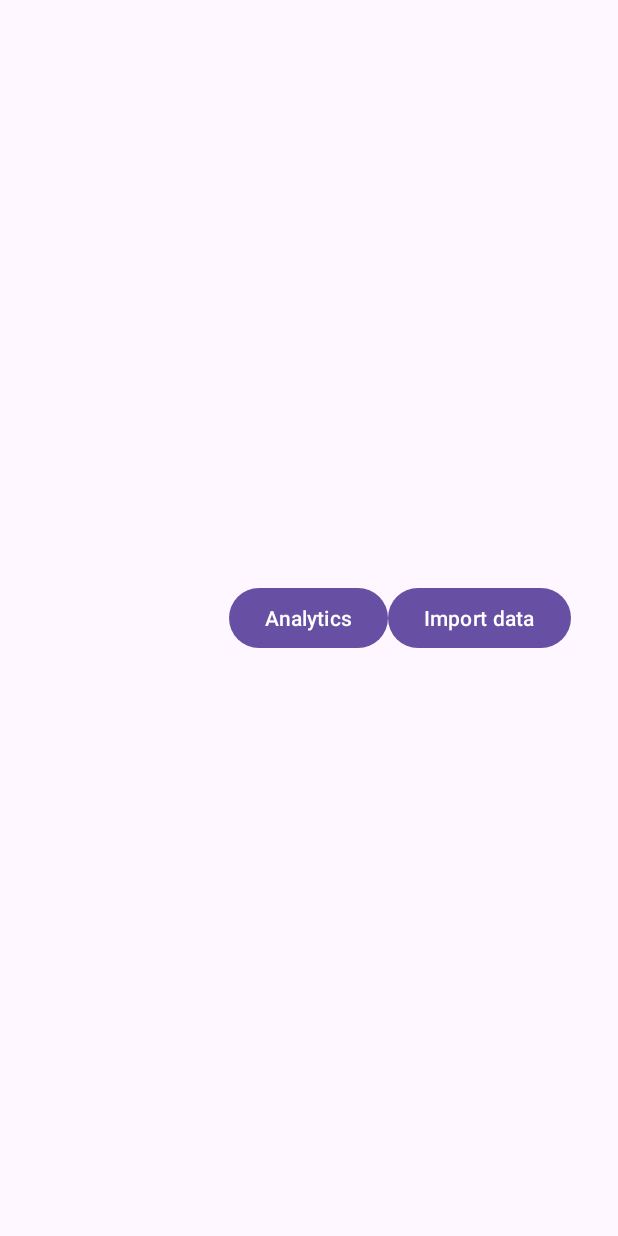
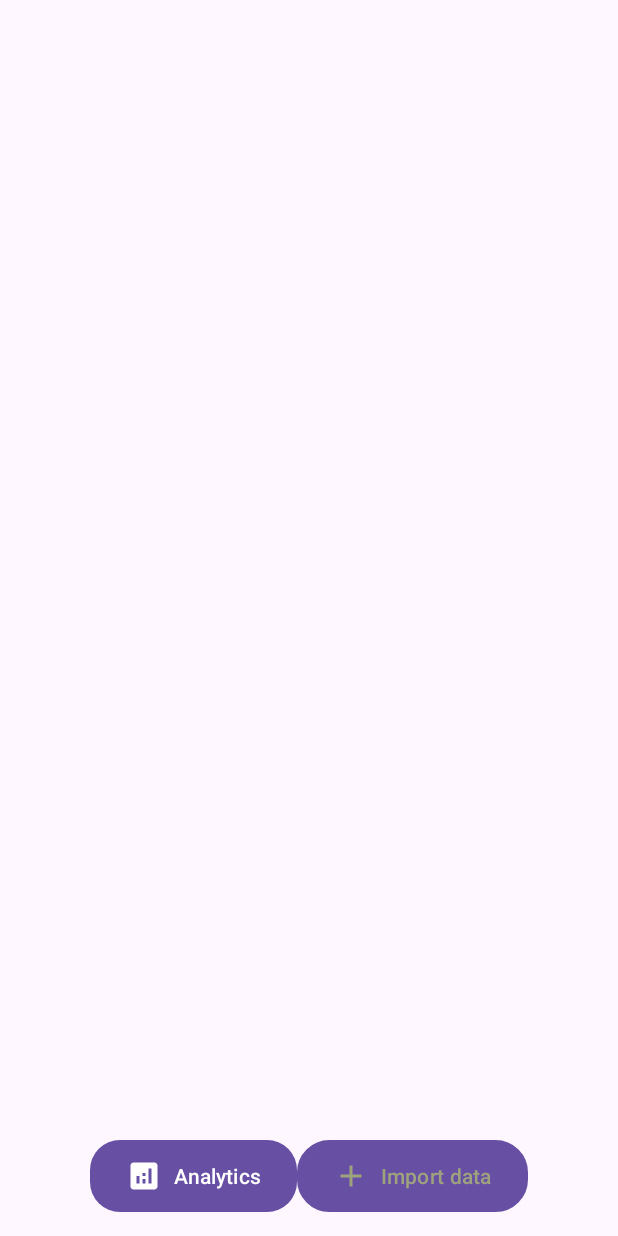
Before and after one commit to kimiyashabani/HealthMate, an Android app: the screen it shows after launch (MainActivity), on a phone screen of 412 x 824 dp. Run offline under Robolectric (Android 15) with nearby library versions, the phone set to English and light mode, and no system bars.

Commit message:
UI update

```diff
--- a/app/src/main/AndroidManifest.xml
+++ b/app/src/main/AndroidManifest.xml
@@ -13,7 +13,7 @@
         android:theme="@style/Theme.HealthMate"
         tools:targetApi="31">
         <activity
-            android:name=".MainActivity"
+            android:name=".WelcomingActivity"
             android:exported="true">
             <intent-filter>
                 <action android:name="android.intent.action.MAIN" />
@@ -21,6 +21,8 @@
                 <category android:name="android.intent.category.LAUNCHER" />
             </intent-filter>
         </activity>
+        <activity android:name=".MainActivity" />
+        <activity android:name=".InputDataActivity" />
     </application>
 
 </manifest>
--- a/app/src/main/java/com/example/healthmate/MainActivity.java
+++ b/app/src/main/java/com/example/healthmate/MainActivity.java
@@ -1,8 +1,10 @@
 package com.example.healthmate;
 
 import androidx.appcompat.app.AppCompatActivity;
+import android.content.Intent;
+import android.os.Bundle;
+import android.view.View;
 
-import android.os.Bundle;
 
 public class MainActivity extends AppCompatActivity {
 
@@ -10,5 +12,20 @@ public class MainActivity extends AppCompatActivity {
     protected void onCreate(Bundle savedInstanceState) {
         super.onCreate(savedInstanceState);
         setContentView(R.layout.activity_main);
+
+        findViewById(R.id.analytics).setOnClickListener(new View.OnClickListener() {
+            @Override
+            public void onClick(View v) {
+                // Handle Button 1 click
+            }
+        });
+
+        findViewById(R.id.dataimport).setOnClickListener(new View.OnClickListener() {
+            @Override
+            public void onClick(View v) {
+                Intent intent = new Intent(MainActivity.this, InputDataActivity.class);
+                startActivity(intent);
+            }
+        });
     }
 }
--- /dev/null
+++ b/app/src/main/res/drawable/baseline_analytics_24.xml
@@ -0,0 +1,5 @@
+<vector android:height="24dp" android:tint="#000000"
+    android:viewportHeight="24" android:viewportWidth="24"
+    android:width="24dp" xmlns:android="http://schemas.android.com/apk/res/android">
+    <path android:fillColor="@android:color/white" android:pathData="M19,3L5,3c-1.1,0 -2,0.9 -2,2v14c0,1.1 0.9,2 2,2h14c1.1,0 2,-0.9 2,-2L21,5c0,-1.1 -0.9,-2 -2,-2zM9,17L7,17v-5h2v5zM13,17h-2v-3h2v3zM13,12h-2v-2h2v2zM17,17h-2L15,7h2v10z"/>
+</vector>
--- /dev/null
+++ b/app/src/main/res/drawable/baseline_monitor_heart_24.xml
@@ -0,0 +1,6 @@
+<vector android:height="24dp" android:tint="#000000"
+    android:viewportHeight="24" android:viewportWidth="24"
+    android:width="24dp" xmlns:android="http://schemas.android.com/apk/res/android">
+    <path android:fillColor="@android:color/white" android:pathData="M15.11,12.45L14,10.24l-3.11,6.21C10.73,16.79 10.38,17 10,17s-0.73,-0.21 -0.89,-0.55L7.38,13H2v5c0,1.1 0.9,2 2,2h16c1.1,0 2,-0.9 2,-2v-5h-6C15.62,13 15.27,12.79 15.11,12.45z"/>
+    <path android:fillColor="@android:color/white" android:pathData="M20,4H4C2.9,4 2,4.9 2,6v5h6c0.38,0 0.73,0.21 0.89,0.55L10,13.76l3.11,-6.21c0.34,-0.68 1.45,-0.68 1.79,0L16.62,11H22V6C22,4.9 21.1,4 20,4z"/>
+</vector>
--- /dev/null
+++ b/app/src/main/res/drawable/filled_color_button.xml
@@ -0,0 +1,10 @@
+<?xml version="1.0" encoding="utf-8"?>
+<shape xmlns:android="http://schemas.android.com/apk/res/android">
+    <solid android:color="@color/iconTint" />
+    <corners android:radius="20dp" />
+    <padding
+        android:left="10dp"
+        android:top="10dp"
+        android:right="10dp"
+        android:bottom="10dp" />
+</shape>
--- /dev/null
+++ b/app/src/main/res/drawable/outlined_button.xml
@@ -0,0 +1,12 @@
+<?xml version="1.0" encoding="utf-8"?>
+<shape xmlns:android="http://schemas.android.com/apk/res/android">
+    <stroke
+        android:width="3dp"
+        android:color="#9EA37E" />
+    <corners android:radius="20dp" />
+    <padding
+        android:left="10dp"
+        android:top="10dp"
+        android:right="10dp"
+        android:bottom="10dp" />
+</shape>
--- a/app/src/main/res/layout/activity_main.xml
+++ b/app/src/main/res/layout/activity_main.xml
@@ -1,26 +1,36 @@
 <?xml version="1.0" encoding="utf-8"?>
 <RelativeLayout xmlns:android="http://schemas.android.com/apk/res/android"
     android:layout_width="match_parent"
-    android:layout_height="match_parent"
-    android:padding="16dp"
-    android:layout_gravity="center">
-
+    android:layout_height="match_parent">
+    <LinearLayout
+        android:layout_width="wrap_content"
+        android:layout_height="wrap_content"
+        android:layout_alignParentBottom="true"
+        android:layout_centerHorizontal="true"
+        android:orientation="horizontal"
+        android:padding="16dp">
         <Button
             android:id="@+id/analytics"
             android:layout_width="wrap_content"
             android:layout_height="wrap_content"
             android:text="Analytics"
-        android:layout_centerHorizontal="true"
-        android:layout_marginBottom="16dp"
             android:layout_centerVertical="true"
-        />
+            android:drawableLeft="@drawable/baseline_analytics_24"
+            android:drawableTint="@color/white"
+            android:background="@drawable/filled_color_button"/>
 
         <Button
-        android:id="@+id/button2"
+            android:id="@+id/dataimport"
             android:layout_width="wrap_content"
             android:layout_height="wrap_content"
+            android:drawableLeft="@drawable/baseline_add_24"
             android:text="Import data"
             android:layout_centerHorizontal="true"
             android:layout_toRightOf="@id/analytics"
-        android:layout_alignTop="@id/analytics"/>
+            android:layout_alignTop="@id/analytics"
+            android:drawableTint="@color/iconTint"
+            android:textColor="@color/iconTint"
+            android:background="@drawable/outlined_button"/>
+    </LinearLayout>
+
 </RelativeLayout>
--- a/app/src/main/res/values/colors.xml
+++ b/app/src/main/res/values/colors.xml
@@ -2,4 +2,5 @@
 <resources>
     <color name="black">#FF000000</color>
     <color name="white">#FFFFFFFF</color>
+    <color name="iconTint">#9EA37E</color>
 </resources>
--- a/app/src/main/res/values/themes.xml
+++ b/app/src/main/res/values/themes.xml
@@ -1,6 +1,6 @@
 <resources xmlns:tools="http://schemas.android.com/tools">
     <!-- Base application theme. -->
-    <style name="Base.Theme.HealthMate" parent="Theme.Material3.DayNight.NoActionBar">
+    <style name="Base.Theme.HealthMate" parent="Theme.Material3.Light.NoActionBar">
         <!-- Customize your light theme here. -->
         <!-- <item name="colorPrimary">@color/my_light_primary</item> -->
     </style>
```
Also changed, not shown: app/src/main/java/com/example/healthmate/InputDataActivity.java (added, +49 -0 lines), app/src/main/res/drawable/datainput_design.xml (added, +10 -0 lines), app/src/main/res/layout/data_input.xml (added, +115 -0 lines). Lines whose indentation alone changed are shown as unchanged.
